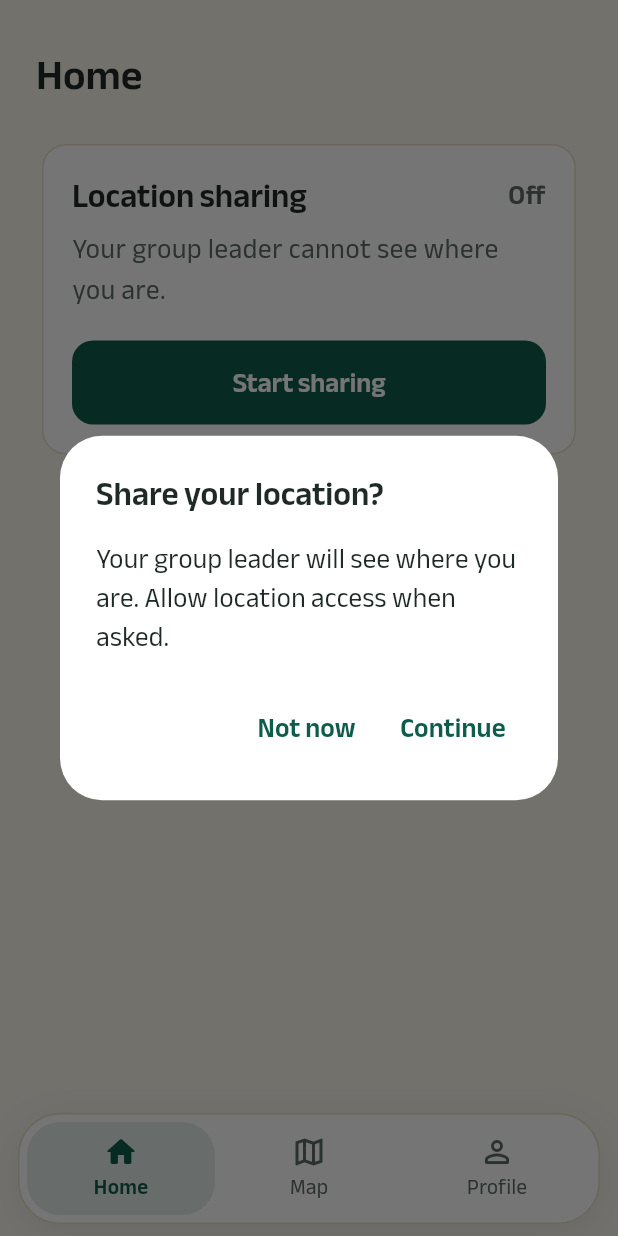
After one commit to sazzad1620/hajjmate, a Flutter app: the ScreenHajjiHome screen opened by its route, after a tap on "Start sharing", on a phone screen of 412 x 824 dp. The commit adds this screen. Run offline on Flutter 3.47's test engine with Material 3 defaults, Android fonts, the phone set to English and light mode, and no system bars; our stand-ins replace cloud_firestore, dartz, equatable, firebase_auth, firebase_core, firebase_database and 5 more; missing offline and left inert: flutter_foreground_task; accounts and stored records are empty.

Commit message:
feat(location): add location sharing card on Hajji home

```diff
--- a/lib/src/config/router/app_router.dart
+++ b/lib/src/config/router/app_router.dart
@@ -8,11 +8,14 @@ import 'package:hajjmate/src/features/auth/presentation/bloc/sign_up_bloc.dart';
 import 'package:hajjmate/src/features/auth/presentation/screens/screen_forgot_password.dart';
 import 'package:hajjmate/src/features/auth/presentation/screens/screen_login.dart';
 import 'package:hajjmate/src/features/auth/presentation/screens/screen_sign_up.dart';
+import 'package:hajjmate/src/features/home/presentation/screens/screen_hajji_home.dart';
 import 'package:hajjmate/src/features/home/presentation/screens/screen_main_shell.dart';
 import 'package:hajjmate/src/features/home/presentation/shell_destination.dart';
 import 'package:hajjmate/src/features/profile/presentation/screens/screen_hajji_profile.dart';
 import 'package:hajjmate/src/features/profile/presentation/screens/screen_leader_more.dart';
 import 'package:hajjmate/src/features/splash/presentation/bloc/splash_bloc.dart';
+import 'package:hajjmate/src/features/tracking/presentation/bloc/location_sharing_bloc.dart';
+import 'package:hajjmate/src/features/tracking/presentation/bloc/location_sharing_event.dart';
 import 'package:hajjmate/src/features/splash/presentation/bloc/splash_event.dart';
 import 'package:hajjmate/src/features/splash/presentation/screens/screen_splash.dart';
 import 'package:hajjmate/src/shared/widgets/layouts/placeholder_tab.dart';
@@ -101,8 +104,12 @@ GoRouter createAppRouter() {
             routes: [
               GoRoute(
                 path: AppRoutes.hajjiHome,
-                builder: (context, state) =>
-                    const PlaceholderTab(title: 'Home'),
+                builder: (context, state) => BlocProvider(
+                  create: (_) =>
+                      getIt<LocationSharingBloc>()
+                        ..add(const SharingStatusRequested()),
+                  child: const ScreenHajjiHome(),
+                ),
               ),
             ],
           ),
--- /dev/null
+++ b/lib/src/features/home/presentation/screens/screen_hajji_home.dart
@@ -0,0 +1,23 @@
+import 'package:flutter/material.dart';
+import 'package:hajjmate/src/features/tracking/presentation/widgets/location_sharing_card.dart';
+
+class ScreenHajjiHome extends StatelessWidget {
+  const ScreenHajjiHome({super.key});
+
+  @override
+  Widget build(BuildContext context) {
+    return Scaffold(
+      body: SafeArea(
+        child: ListView(
+          padding: const EdgeInsets.all(24),
+          children: [
+            const SizedBox(height: 8),
+            Text('Home', style: Theme.of(context).textTheme.headlineMedium),
+            const SizedBox(height: 24),
+            const LocationSharingCard(),
+          ],
+        ),
+      ),
+    );
+  }
+}
--- /dev/null
+++ b/lib/src/features/tracking/presentation/bloc/location_sharing_bloc.dart
@@ -0,0 +1,105 @@
+import 'dart:async';
+
+import 'package:flutter_bloc/flutter_bloc.dart';
+import 'package:hajjmate/src/features/auth/domain/usecases/get_current_user_use_case.dart';
+import 'package:hajjmate/src/features/tracking/domain/entities/start_sharing_params.dart';
+import 'package:hajjmate/src/features/tracking/domain/services/location_sharing_service.dart';
+import 'package:hajjmate/src/features/tracking/domain/usecases/get_sharing_status_use_case.dart';
+import 'package:hajjmate/src/features/tracking/domain/usecases/start_location_sharing_use_case.dart';
+import 'package:hajjmate/src/features/tracking/domain/usecases/stop_location_sharing_use_case.dart';
+import 'package:hajjmate/src/features/tracking/presentation/bloc/location_sharing_event.dart';
+import 'package:hajjmate/src/features/tracking/presentation/bloc/location_sharing_state.dart';
+import 'package:hajjmate/src/shared/models/no_params.dart';
+
+class LocationSharingBloc
+    extends Bloc<LocationSharingEvent, LocationSharingState> {
+  final GetCurrentUserUseCase _getCurrentUser;
+  final StartLocationSharingUseCase _startSharing;
+  final StopLocationSharingUseCase _stopSharing;
+  final GetSharingStatusUseCase _getStatus;
+  late final StreamSubscription<DateTime> _lastSentSubscription;
+
+  LocationSharingBloc(
+    this._getCurrentUser,
+    this._startSharing,
+    this._stopSharing,
+    this._getStatus,
+    LocationSharingService sharingService,
+  ) : super(const LocationSharingState()) {
+    on<SharingStatusRequested>(_onStatusRequested);
+    on<SharingStartRequested>(_onStartRequested);
+    on<SharingStopRequested>(_onStopRequested);
+    on<SharingLastSentReceived>(_onLastSentReceived);
+    _lastSentSubscription = sharingService.lastSentAt.listen(
+      (sentAt) => add(SharingLastSentReceived(sentAt)),
+    );
+  }
+
+  Future<void> _onStatusRequested(
+    SharingStatusRequested event,
+    Emitter<LocationSharingState> emit,
+  ) async {
+    final result = await _getStatus.execute(const NoParams());
+    final running = result.getOrElse(() => false);
+    emit(
+      state.copyWith(status: running ? SharingStatus.on : SharingStatus.off),
+    );
+  }
+
+  Future<void> _onStartRequested(
+    SharingStartRequested event,
+    Emitter<LocationSharingState> emit,
+  ) async {
+    emit(state.copyWith(status: SharingStatus.starting));
+
+    final userResult = await _getCurrentUser.execute(const NoParams());
+    final user = userResult.fold((_) => null, (user) => user);
+    if (user == null) {
+      emit(
+        state.copyWith(
+          status: SharingStatus.failure,
+          message: 'Could not load your profile. Sign in again.',
+        ),
+      );
+      return;
+    }
+
+    final result = await _startSharing.execute(
+      StartSharingParams(
+        userId: user.id,
+        name: user.name,
+        groupId: user.groupId,
+      ),
+    );
+    emit(
+      result.fold(
+        (failure) => state.copyWith(
+          status: SharingStatus.failure,
+          message: failure.message,
+        ),
+        (_) => state.copyWith(status: SharingStatus.on),
+      ),
+    );
+  }
+
+  Future<void> _onStopRequested(
+    SharingStopRequested event,
+    Emitter<LocationSharingState> emit,
+  ) async {
+    await _stopSharing.execute(const NoParams());
+    emit(state.copyWith(status: SharingStatus.off));
+  }
+
+  void _onLastSentReceived(
+    SharingLastSentReceived event,
+    Emitter<LocationSharingState> emit,
+  ) {
+    emit(state.copyWith(status: state.status, lastSentAt: event.sentAt));
+  }
+
+  @override
+  Future<void> close() async {
+    await _lastSentSubscription.cancel();
+    return super.close();
+  }
+}
--- /dev/null
+++ b/lib/src/features/tracking/presentation/bloc/location_sharing_event.dart
@@ -0,0 +1,29 @@
+import 'package:equatable/equatable.dart';
+
+abstract class LocationSharingEvent extends Equatable {
+  const LocationSharingEvent();
+
+  @override
+  List<Object?> get props => [];
+}
+
+class SharingStatusRequested extends LocationSharingEvent {
+  const SharingStatusRequested();
+}
+
+class SharingStartRequested extends LocationSharingEvent {
+  const SharingStartRequested();
+}
+
+class SharingStopRequested extends LocationSharingEvent {
+  const SharingStopRequested();
+}
+
+class SharingLastSentReceived extends LocationSharingEvent {
+  final DateTime sentAt;
+
+  const SharingLastSentReceived(this.sentAt);
+
+  @override
+  List<Object?> get props => [sentAt];
+}
--- /dev/null
+++ b/lib/src/features/tracking/presentation/bloc/location_sharing_state.dart
@@ -0,0 +1,31 @@
+import 'package:equatable/equatable.dart';
+
+enum SharingStatus { off, starting, on, failure }
+
+class LocationSharingState extends Equatable {
+  final SharingStatus status;
+  final DateTime? lastSentAt;
+  final String? message;
+
+  const LocationSharingState({
+    this.status = SharingStatus.off,
+    this.lastSentAt,
+    this.message,
+  });
+
+  /// `message` is replaced on every copy, so an old error never lingers.
+  LocationSharingState copyWith({
+    SharingStatus? status,
+    DateTime? lastSentAt,
+    String? message,
+  }) {
+    return LocationSharingState(
+      status: status ?? this.status,
+      lastSentAt: lastSentAt ?? this.lastSentAt,
+      message: message,
+    );
+  }
+
+  @override
+  List<Object?> get props => [status, lastSentAt, message];
+}
--- /dev/null
+++ b/lib/src/features/tracking/presentation/widgets/location_sharing_card.dart
@@ -0,0 +1,119 @@
+import 'package:flutter/material.dart';
+import 'package:flutter_bloc/flutter_bloc.dart';
+import 'package:hajjmate/src/core/constants/app_constants.dart';
+import 'package:hajjmate/src/core/utils/time_formatter.dart';
+import 'package:hajjmate/src/features/tracking/presentation/bloc/location_sharing_bloc.dart';
+import 'package:hajjmate/src/features/tracking/presentation/bloc/location_sharing_event.dart';
+import 'package:hajjmate/src/features/tracking/presentation/bloc/location_sharing_state.dart';
+import 'package:hajjmate/src/shared/widgets/buttons/base_button.dart';
+import 'package:hajjmate/src/shared/widgets/toast/app_toast.dart';
+
+class LocationSharingCard extends StatelessWidget {
+  const LocationSharingCard({super.key});
+
+  Future<void> _confirmAndStart(BuildContext context) async {
+    final bloc = context.read<LocationSharingBloc>();
+    final confirmed = await showDialog<bool>(
+      context: context,
+      builder: (context) => AlertDialog(
+        title: const Text('Share your location?'),
+        content: const Text(
+          'Your group leader will see where you are. Allow location access '
+          'when asked.',
+        ),
+        actions: [
+          TextButton(
+            onPressed: () => Navigator.pop(context, false),
+            child: const Text('Not now'),
+          ),
+          TextButton(
+            onPressed: () => Navigator.pop(context, true),
+            child: const Text('Continue'),
+          ),
+        ],
+      ),
+    );
+    if (confirmed == true) bloc.add(const SharingStartRequested());
+  }
+
+  String _subtitle(LocationSharingState state) {
+    final seconds = AppConstants.locationUpdateInterval.inSeconds;
+    return switch (state.status) {
+      SharingStatus.on =>
+        state.lastSentAt == null
+            ? 'Waiting for the first update'
+            : 'Last sent ${TimeFormatter.clock(state.lastSentAt!)}. '
+                  'Updates every $seconds seconds.',
+      SharingStatus.starting => 'Starting...',
+      _ => 'Your group leader cannot see where you are.',
+    };
+  }
+
+  @override
+  Widget build(BuildContext context) {
+    final textTheme = Theme.of(context).textTheme;
+    final colors = Theme.of(context).colorScheme;
+
+    return BlocConsumer<LocationSharingBloc, LocationSharingState>(
+      listenWhen: (previous, current) =>
+          current.status == SharingStatus.failure &&
+          previous.status != SharingStatus.failure,
+      listener: (context, state) {
+        if (state.message != null) showAppToast(context, state.message!);
+      },
+      builder: (context, state) {
+        final isOn = state.status == SharingStatus.on;
+
+        return Card(
+          child: Padding(
+            padding: const EdgeInsets.all(20),
+            child: Column(
+              crossAxisAlignment: CrossAxisAlignment.stretch,
+              children: [
+                Row(
+                  children: [
+                    Expanded(
+                      child: Text(
+                        'Location sharing',
+                        style: textTheme.headlineSmall,
+                      ),
+                    ),
+                    Text(
+                      isOn ? 'On' : 'Off',
+                      style: textTheme.bodyLarge?.copyWith(
+                        color: isOn ? colors.primary : colors.onSurfaceVariant,
+                        fontWeight: FontWeight.w600,
+                      ),
+                    ),
+                  ],
+                ),
+                const SizedBox(height: 8),
+                Text(
+                  _subtitle(state),
+                  style: textTheme.bodyLarge?.copyWith(
+                    color: colors.onSurfaceVariant,
+                  ),
+                ),
+                const SizedBox(height: 20),
+                if (isOn)
+                  BaseButton(
+                    label: 'Stop sharing',
+                    isPrimary: false,
+                    onPressed: () => context.read<LocationSharingBloc>().add(
+                      const SharingStopRequested(),
+                    ),
+                  )
+                else
+                  BaseButton(
+                    label: 'Start sharing',
+                    isLoading: state.status == SharingStatus.starting,
+                    onPressed: () => _confirmAndStart(context),
+                  ),
+              ],
+            ),
+          ),
+        );
+      },
+    );
+  }
+}
```
Also changed, not shown: lib/src/config/di/injection_container.dart (+44 -0 lines), 2 other files.
